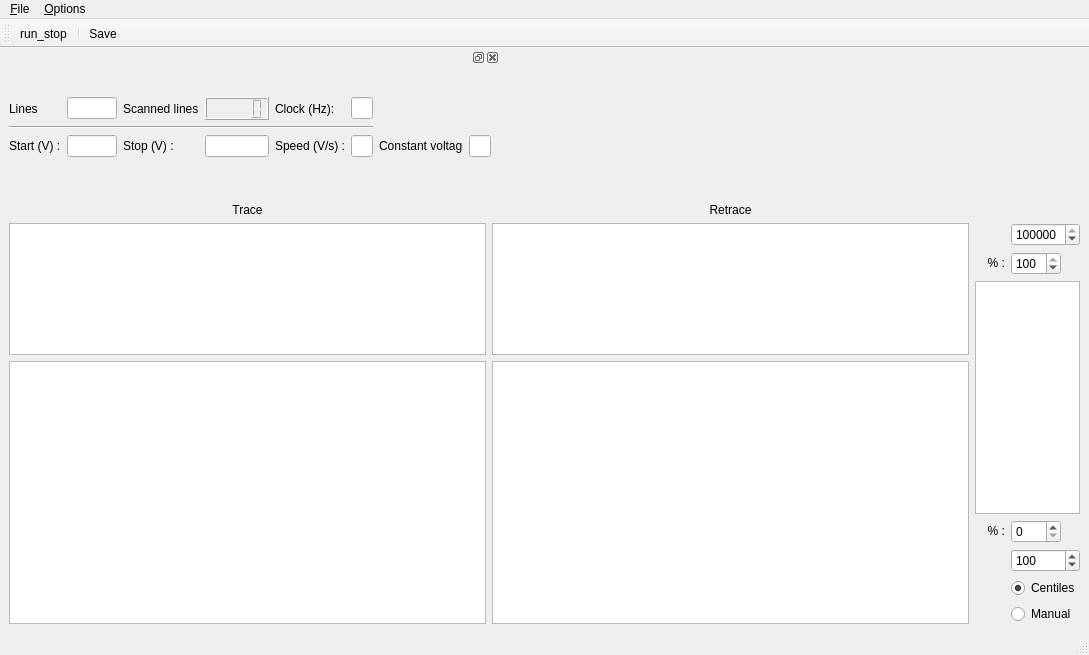
First picture: the form in gui/laserscanner/ui_laserscannergui.ui, repository Ulm-IQO/qudi, before the edit.
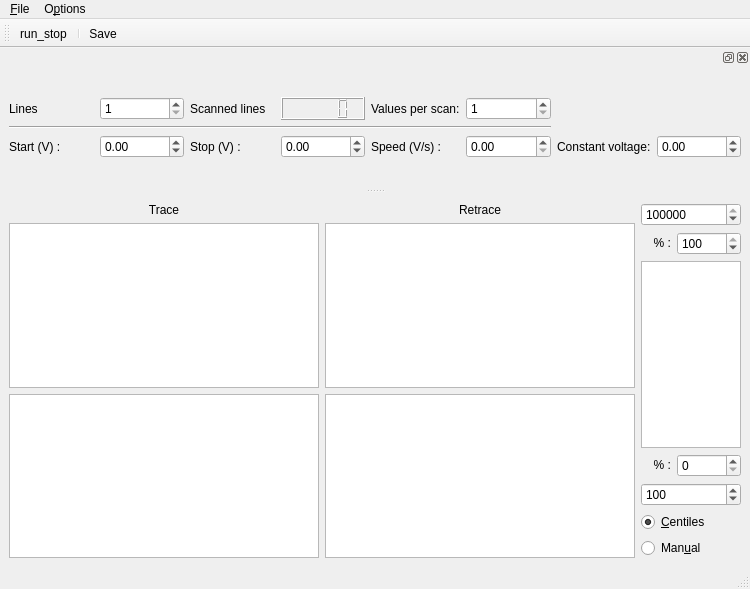
Second picture: the form after the edit. Icons and pictures are not drawn. Custom widgets are drawn as their Qt base class.

Diff of the .ui file:
```diff
--- a/gui/laserscanner/ui_laserscannergui.ui
+++ b/gui/laserscanner/ui_laserscannergui.ui
@@ -6,8 +6,8 @@
    <rect>
     <x>0</x>
     <y>0</y>
-    <width>1089</width>
-    <height>655</height>
+    <width>750</width>
+    <height>589</height>
    </rect>
   </property>
   <property name="contextMenuPolicy">
@@ -17,30 +17,75 @@
    <string>qudi: Voltage Scanner (Laser)</string>
   </property>
   <widget class="QWidget" name="centralwidget">
-   <layout class="QGridLayout" name="gridLayout_2">
-    <item row="0" column="0">
+   <layout class="QHBoxLayout" name="horizontalLayout">
+    <item>
+     <layout class="QGridLayout" name="plotGridLayout">
+      <item row="0" column="0">
+       <widget class="QLabel" name="traceLabel">
+        <property name="text">
+         <string>Trace</string>
+        </property>
+        <property name="alignment">
+         <set>Qt::AlignCenter</set>
+        </property>
+       </widget>
+      </item>
+      <item row="0" column="1">
+       <widget class="QLabel" name="retraceLabel">
+        <property name="text">
+         <string>Retrace</string>
+        </property>
+        <property name="alignment">
+         <set>Qt::AlignCenter</set>
+        </property>
+       </widget>
+      </item>
+      <item row="1" column="0">
+       <widget class="PlotWidget" name="voltscan_ViewWidget">
+        <property name="sizePolicy">
+         <sizepolicy hsizetype="Expanding" vsizetype="Expanding">
+          <horstretch>1</horstretch>
+          <verstretch>1</verstretch>
+         </sizepolicy>
+        </property>
+       </widget>
+      </item>
+      <item row="1" column="1">
+       <widget class="PlotWidget" name="voltscan2_ViewWidget">
+        <property name="sizePolicy">
+         <sizepolicy hsizetype="Expanding" vsizetype="Expanding">
+          <horstretch>1</horstretch>
+          <verstretch>1</verstretch>
+         </sizepolicy>
+        </property>
+       </widget>
+      </item>
+      <item row="2" column="0">
+       <widget class="PlotWidget" name="voltscan_matrix_ViewWidget">
+        <property name="sizePolicy">
+         <sizepolicy hsizetype="Expanding" vsizetype="Expanding">
+          <horstretch>1</horstretch>
+          <verstretch>1</verstretch>
+         </sizepolicy>
+        </property>
+       </widget>
+      </item>
+      <item row="2" column="1">
+       <widget class="PlotWidget" name="voltscan_matrix2_ViewWidget">
+        <property name="sizePolicy">
+         <sizepolicy hsizetype="Expanding" vsizetype="Expanding">
+          <horstretch>1</horstretch>
+          <verstretch>1</verstretch>
+         </sizepolicy>
+        </property>
+       </widget>
+      </item>
+     </layout>
+    </item>
+    <item>
      <layout class="QGridLayout" name="gridLayout">
-      <item row="8" column="17">
-       <widget class="QRadioButton" name="voltscan_cb_centiles_RadioButton">
-        <property name="text">
-         <string>Centiles</string>
-        </property>
-        <property name="checked">
-         <bool>true</bool>
-        </property>
-        <attribute name="buttonGroup">
-         <string notr="true">buttonGroup</string>
-        </attribute>
-       </widget>
-      </item>
-      <item row="7" column="17">
+      <item row="4" column="0" colspan="2">
        <widget class="QSpinBox" name="voltscan_cb_min_InputWidget">
-        <property name="maximumSize">
-         <size>
-          <width>80</width>
-          <height>16777215</height>
-         </size>
-        </property>
         <property name="maximum">
          <number>999999999</number>
         </property>
@@ -49,36 +94,13 @@
         </property>
        </widget>
       </item>
-      <item row="6" column="17">
-       <widget class="QSpinBox" name="voltscan_cb_low_centile_InputWidget">
-        <property name="maximumSize">
-         <size>
-          <width>50</width>
-          <height>16777215</height>
-         </size>
-        </property>
-        <property name="maximum">
-         <number>100</number>
-        </property>
-       </widget>
-      </item>
-      <item row="9" column="17">
-       <widget class="QRadioButton" name="voltscan_cb_manual_RadioButton">
-        <property name="text">
-         <string>Manual</string>
-        </property>
-        <attribute name="buttonGroup">
-         <string notr="true">buttonGroup</string>
-        </attribute>
-       </widget>
-      </item>
-      <item row="1" column="17">
+      <item row="0" column="0" colspan="2">
        <widget class="QSpinBox" name="voltscan_cb_max_InputWidget">
-        <property name="maximumSize">
-         <size>
-          <width>80</width>
-          <height>16777215</height>
-         </size>
+        <property name="sizePolicy">
+         <sizepolicy hsizetype="Minimum" vsizetype="Fixed">
+          <horstretch>0</horstretch>
+          <verstretch>0</verstretch>
+         </sizepolicy>
         </property>
         <property name="minimum">
          <number>0</number>
@@ -91,24 +113,8 @@
         </property>
        </widget>
       </item>
-      <item row="4" column="0" rowspan="6" colspan="6">
-       <widget class="PlotWidget" name="voltscan_matrix_ViewWidget">
-        <property name="sizePolicy">
-         <sizepolicy hsizetype="Expanding" vsizetype="Expanding">
-          <horstretch>1</horstretch>
-          <verstretch>1</verstretch>
-         </sizepolicy>
-        </property>
-       </widget>
-      </item>
-      <item row="2" column="17">
+      <item row="1" column="1">
        <widget class="QSpinBox" name="voltscan_cb_high_centile_InputWidget">
-        <property name="maximumSize">
-         <size>
-          <width>50</width>
-          <height>16777215</height>
-         </size>
-        </property>
         <property name="maximum">
          <number>100</number>
         </property>
@@ -117,8 +123,8 @@
         </property>
        </widget>
       </item>
-      <item row="6" column="16">
-       <widget class="QLabel" name="label_11">
+      <item row="3" column="0">
+       <widget class="QLabel" name="percentLabel1">
         <property name="maximumSize">
          <size>
           <width>30</width>
@@ -130,28 +136,8 @@
         </property>
        </widget>
       </item>
-      <item row="1" column="6" rowspan="3" colspan="6">
-       <widget class="PlotWidget" name="voltscan2_ViewWidget">
-        <property name="sizePolicy">
-         <sizepolicy hsizetype="Expanding" vsizetype="Expanding">
-          <horstretch>1</horstretch>
-          <verstretch>1</verstretch>
-         </sizepolicy>
-        </property>
-       </widget>
-      </item>
-      <item row="1" column="0" rowspan="3" colspan="6">
-       <widget class="PlotWidget" name="voltscan_ViewWidget">
-        <property name="sizePolicy">
-         <sizepolicy hsizetype="Expanding" vsizetype="Expanding">
-          <horstretch>1</horstretch>
-          <verstretch>1</verstretch>
-         </sizepolicy>
-        </property>
-       </widget>
-      </item>
-      <item row="2" column="16">
-       <widget class="QLabel" name="label_10">
+      <item row="1" column="0">
+       <widget class="QLabel" name="percentLabel2">
         <property name="maximumSize">
          <size>
           <width>30</width>
@@ -163,36 +149,37 @@
         </property>
        </widget>
       </item>
-      <item row="4" column="6" rowspan="6" colspan="6">
-       <widget class="PlotWidget" name="voltscan_matrix2_ViewWidget">
-        <property name="sizePolicy">
-         <sizepolicy hsizetype="Expanding" vsizetype="Expanding">
-          <horstretch>1</horstretch>
-          <verstretch>1</verstretch>
-         </sizepolicy>
+      <item row="6" column="0" colspan="2">
+       <widget class="QRadioButton" name="voltscan_cb_manual_RadioButton">
+        <property name="text">
+         <string>Man&amp;ual</string>
         </property>
        </widget>
       </item>
-      <item row="3" column="16" rowspan="3" colspan="2">
-       <widget class="PlotWidget" name="voltscan_cb_ViewWidget"/>
-      </item>
-      <item row="0" column="0" colspan="6">
-       <widget class="QLabel" name="label_6">
+      <item row="5" column="0" colspan="2">
+       <widget class="QRadioButton" name="voltscan_cb_centiles_RadioButton">
         <property name="text">
-         <string>Trace</string>
+         <string>&amp;Centiles</string>
         </property>
-        <property name="alignment">
-         <set>Qt::AlignCenter</set>
+        <property name="checked">
+         <bool>true</bool>
         </property>
        </widget>
       </item>
-      <item row="0" column="6" colspan="6">
-       <widget class="QLabel" name="label_9">
-        <property name="text">
-         <string>Retrace</string>
+      <item row="3" column="1">
+       <widget class="QSpinBox" name="voltscan_cb_low_centile_InputWidget">
+        <property name="maximum">
+         <number>100</number>
         </property>
-        <property name="alignment">
-         <set>Qt::AlignCenter</set>
+       </widget>
+      </item>
+      <item row="2" column="0" colspan="2">
+       <widget class="PlotWidget" name="voltscan_cb_ViewWidget">
+        <property name="maximumSize">
+         <size>
+          <width>100</width>
+          <height>16777215</height>
+         </size>
         </property>
        </widget>
       </item>
@@ -205,8 +192,8 @@
     <rect>
      <x>0</x>
      <y>0</y>
-     <width>1089</width>
-     <height>21</height>
+     <width>750</width>
+     <height>30</height>
     </rect>
    </property>
    <widget class="QMenu" name="menu_File">
@@ -218,7 +205,7 @@
    </widget>
    <widget class="QMenu" name="menu_Options">
     <property name="title">
-     <string>&amp;Options</string>
+     <string>O&amp;ptions</string>
     </property>
     <addaction name="action_Settings"/>
    </widget>
@@ -249,13 +236,7 @@
    </property>
    <property name="minimumSize">
     <size>
-     <width>500</width>
-     <height>140</height>
-    </size>
-   </property>
-   <property name="maximumSize">
-    <size>
-     <width>500</width>
+     <width>701</width>
      <height>140</height>
     </size>
    </property>
@@ -265,30 +246,14 @@
    <widget class="QWidget" name="dockWidgetContents_3">
     <layout class="QGridLayout" name="gridLayout_11">
      <item row="0" column="0">
-      <layout class="QGridLayout" name="gridLayout_9">
-       <item row="0" column="5">
-        <widget class="QLineEdit" name="clock_InputWidget"/>
-       </item>
+      <layout class="QGridLayout" name="controlGridLayout">
        <item row="0" column="4">
         <widget class="QLabel" name="label">
          <property name="text">
-          <string>Clock (Hz):</string>
+          <string>Values per scan:</string>
          </property>
         </widget>
        </item>
-       <item row="2" column="5">
-        <widget class="QLineEdit" name="speed_InputWidget">
-         <property name="maximumSize">
-          <size>
-           <width>50</width>
-           <height>16777215</height>
-          </size>
-         </property>
-        </widget>
-       </item>
-       <item row="2" column="7">
-        <widget class="QLineEdit" name="const_InputWidget"/>
-       </item>
        <item row="2" column="2">
         <widget class="QLabel" name="label_5">
          <property name="text">
@@ -296,22 +261,6 @@
          </property>
         </widget>
        </item>
-       <item row="2" column="3">
-        <widget class="QLineEdit" name="stop_volt_InputWidget">
-         <property name="minimumSize">
-          <size>
-           <width>0</width>
-           <height>0</height>
-          </size>
-         </property>
-         <property name="maximumSize">
-          <size>
-           <width>75</width>
-           <height>16777215</height>
-          </size>
-         </property>
-        </widget>
-       </item>
        <item row="2" column="4">
         <widget class="QLabel" name="label_4">
          <property name="text">
@@ -340,16 +289,6 @@
          </property>
         </widget>
        </item>
-       <item row="2" column="1">
-        <widget class="QLineEdit" name="start_volt_InputWidget">
-         <property name="minimumSize">
-          <size>
-           <width>50</width>
-           <height>0</height>
-          </size>
-         </property>
-        </widget>
-       </item>
        <item row="1" column="0" colspan="6">
         <widget class="Line" name="line">
          <property name="orientation">
@@ -360,19 +299,6 @@
        <item row="0" column="3">
         <widget class="QLCDNumber" name="elapsed_lines_DisplayWidget"/>
        </item>
-       <item row="0" column="1">
-        <widget class="QLineEdit" name="lines_InputWidget">
-         <property name="enabled">
-          <bool>true</bool>
-         </property>
-         <property name="maximumSize">
-          <size>
-           <width>50</width>
-           <height>16777215</height>
-          </size>
-         </property>
-        </widget>
-       </item>
        <item row="2" column="6">
         <widget class="QLabel" name="label_2">
          <property name="text">
@@ -380,6 +306,54 @@
          </property>
         </widget>
        </item>
+       <item row="2" column="1">
+        <widget class="ScienDSpinBox" name="startDoubleSpinBox">
+         <property name="minimum">
+          <double>-99.000000000000000</double>
+         </property>
+        </widget>
+       </item>
+       <item row="2" column="3">
+        <widget class="ScienDSpinBox" name="stopDoubleSpinBox">
+         <property name="minimum">
+          <double>-99.000000000000000</double>
+         </property>
+        </widget>
+       </item>
+       <item row="0" column="1">
+        <widget class="QSpinBox" name="linesSpinBox">
+         <property name="minimum">
+          <number>1</number>
+         </property>
+         <property name="maximum">
+          <number>999999</number>
+         </property>
+        </widget>
+       </item>
+       <item row="2" column="5">
+        <widget class="ScienDSpinBox" name="speedDoubleSpinBox">
+         <property name="maximum">
+          <double>9999.989999999999782</double>
+         </property>
+        </widget>
+       </item>
+       <item row="2" column="7">
+        <widget class="ScienDSpinBox" name="constDoubleSpinBox">
+         <property name="minimum">
+          <double>-99.000000000000000</double>
+         </property>
+        </widget>
+       </item>
+       <item row="0" column="5">
+        <widget class="QSpinBox" name="resolutionSpinBox">
+         <property name="minimum">
+          <number>1</number>
+         </property>
+         <property name="maximum">
+          <number>999999</number>
+         </property>
+        </widget>
+       </item>
       </layout>
      </item>
     </layout>
@@ -434,6 +408,11 @@
    <extends>QGraphicsView</extends>
    <header>pyqtgraph</header>
   </customwidget>
+  <customwidget>
+   <class>ScienDSpinBox</class>
+   <extends>QDoubleSpinBox</extends>
+   <header>qtwidgets.scientific_spinbox.h</header>
+  </customwidget>
  </customwidgets>
  <tabstops>
   <tabstop>voltscan_matrix_ViewWidget</tabstop>
```
Left out of the diff: 24 changed lines with no effect on the pictures.
